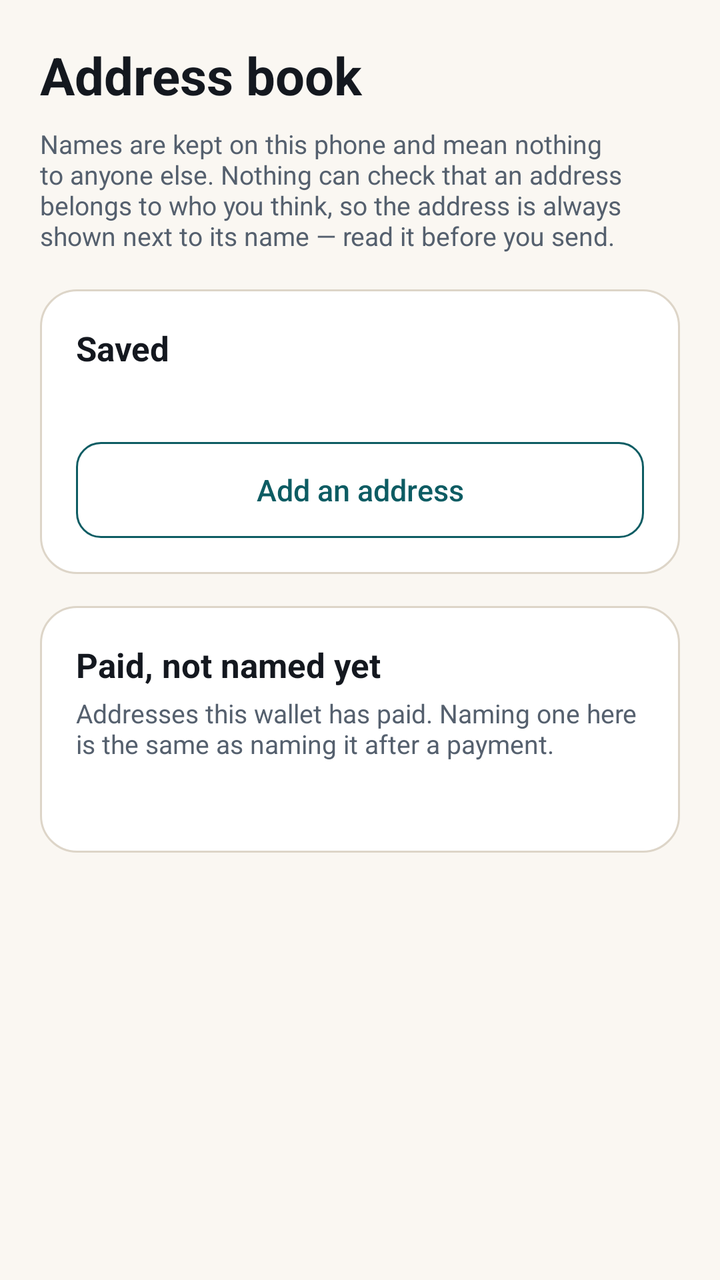
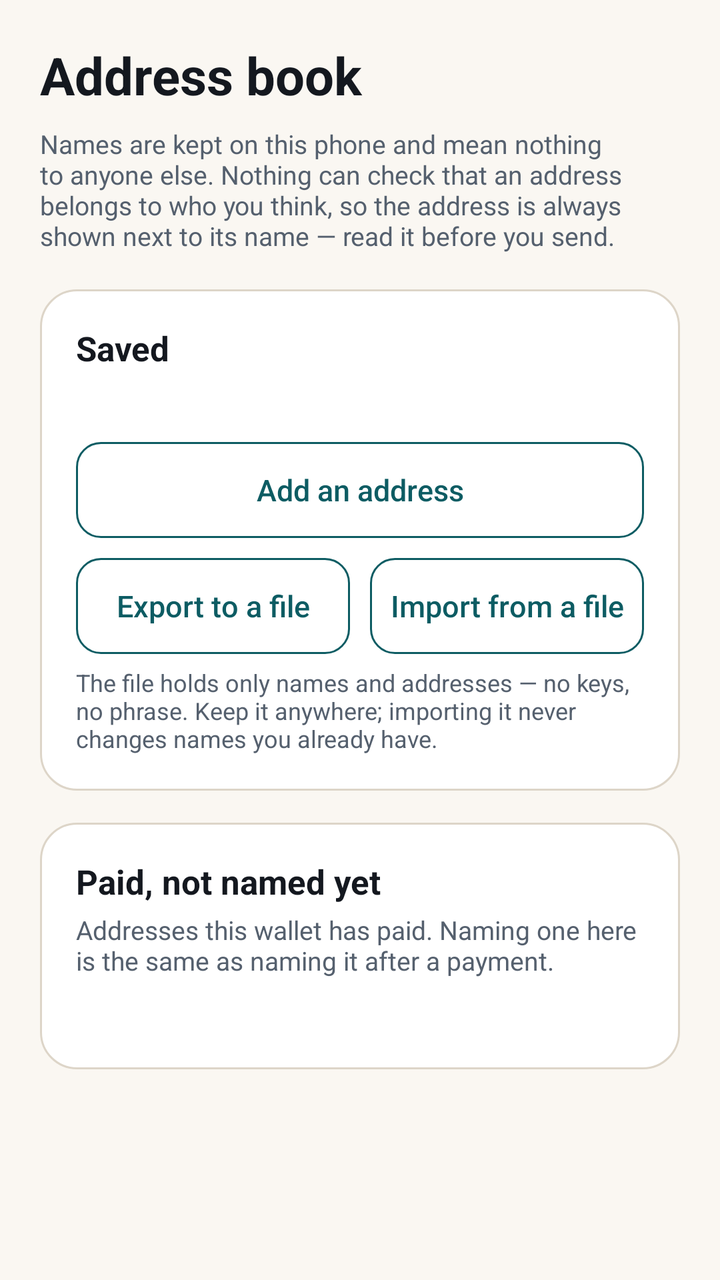

The first picture is an Android layout as it rendered before a commit; the second is the same layout after the commit. The layout source and the unified diff follow.
<!-- AndroidManifest.xml: another module's application theme Theme.PCoinMiner -->
<!-- res/layout/activity_addressbook.xml -->
<?xml version="1.0" encoding="utf-8"?>
<ScrollView xmlns:android="http://schemas.android.com/apk/res/android"
    android:layout_width="match_parent"
    android:layout_height="match_parent"
    android:background="@color/canvas"
    android:fillViewport="true">

    <LinearLayout
        android:layout_width="match_parent"
        android:layout_height="wrap_content"
        android:orientation="vertical"
        android:padding="20dp">

        <TextView
            android:layout_width="wrap_content"
            android:layout_height="wrap_content"
            android:text="@string/book_title"
            android:textColor="@color/ink"
            android:textSize="26sp"
            android:textStyle="bold" />

        <TextView
            android:layout_width="match_parent"
            android:layout_height="wrap_content"
            android:layout_marginTop="8dp"
            android:text="@string/book_intro"
            android:textColor="@color/ink_muted"
            android:textSize="13sp" />

        

        <LinearLayout
            android:layout_width="match_parent"
            android:layout_height="wrap_content"
            android:layout_marginTop="18dp"
            android:background="@drawable/bg_card"
            android:orientation="vertical"
            android:padding="18dp">

            <TextView
                android:layout_width="wrap_content"
                android:layout_height="wrap_content"
                android:text="@string/book_saved_title"
                android:textColor="@color/ink"
                android:textSize="17sp"
                android:textStyle="bold" />

            <TextView
                android:id="@+id/book_saved_hint"
                android:layout_width="match_parent"
                android:layout_height="wrap_content"
                android:layout_marginTop="4dp"
                android:textColor="@color/ink_muted"
                android:textSize="13sp" />

            <LinearLayout
                android:id="@+id/book_saved_rows"
                android:layout_width="match_parent"
                android:layout_height="wrap_content"
                android:orientation="vertical" />

            <Button
                android:id="@+id/book_add_button"
                android:layout_width="match_parent"
                android:layout_height="wrap_content"
                android:layout_marginTop="14dp"
                android:background="@drawable/btn_ghost"
                android:minHeight="48dp"
                android:text="@string/book_add"
                android:textAllCaps="false"
                android:textColor="@color/brand"
                android:textSize="15sp" />
        </LinearLayout>

        

        <LinearLayout
            android:layout_width="match_parent"
            android:layout_height="wrap_content"
            android:layout_marginTop="16dp"
            android:background="@drawable/bg_card"
            android:orientation="vertical"
            android:padding="18dp">

            <TextView
                android:layout_width="wrap_content"
                android:layout_height="wrap_content"
                android:text="@string/book_recent_title"
                android:textColor="@color/ink"
                android:textSize="17sp"
                android:textStyle="bold" />

            <TextView
                android:layout_width="match_parent"
                android:layout_height="wrap_content"
                android:layout_marginTop="4dp"
                android:text="@string/book_recent_hint"
                android:textColor="@color/ink_muted"
                android:textSize="13sp" />

            
            <TextView
                android:id="@+id/book_recent_status"
                android:layout_width="match_parent"
                android:layout_height="wrap_content"
                android:layout_marginTop="10dp"
                android:textColor="@color/ink_muted"
                android:textSize="13sp" />

            <LinearLayout
                android:id="@+id/book_recent_rows"
                android:layout_width="match_parent"
                android:layout_height="wrap_content"
                android:orientation="vertical" />
        </LinearLayout>
    </LinearLayout>
</ScrollView>
<!-- resources referenced by this layout -->
<resources>
  <color name="brand">#0D5C63</color>
  <color name="canvas">#FAF7F2</color>
  <color name="ink">#14181F</color>
  <color name="ink_muted">#55606E</color>
  <!-- drawable bg_card (drawable) -->
  ﻿<?xml version="1.0" encoding="utf-8"?>
  
  <shape xmlns:android="http://schemas.android.com/apk/res/android" android:shape="rectangle">
      <solid android:color="@color/surface" />
      <corners android:radius="18dp" />
      <stroke android:width="1dp" android:color="@color/hairline" />
  </shape>
  <!-- drawable btn_ghost (drawable) -->
  ﻿<?xml version="1.0" encoding="utf-8"?>
  
  <ripple xmlns:android="http://schemas.android.com/apk/res/android"
      android:color="#332ECDC4">
      <item>
          <shape android:shape="rectangle">
              <solid android:color="#00000000" />
              <corners android:radius="12dp" />
              <stroke android:width="1dp" android:color="@color/brand" />
          </shape>
      </item>
  </ripple>
  <string name="book_add">Add an address</string>
  <string name="book_intro">Names are kept on this phone and mean nothing to anyone else. Nothing can check that an address belongs to who you think, so the address is always shown next to its name — read it before you send.</string>
  <string name="book_recent_hint">Addresses this wallet has paid. Naming one here is the same as naming it after a payment.</string>
  <string name="book_recent_title">Paid, not named yet</string>
  <string name="book_saved_title">Saved</string>
  <string name="book_title">Address book</string>
  <style name="Theme.PCoinMiner" parent="Theme.AppCompat.DayNight.NoActionBar">
          <item name="android:windowBackground">@color/canvas</item>
          <item name="android:colorBackground">@color/canvas</item>
          <item name="android:textColorPrimary">@color/ink</item>
          <item name="android:textColorSecondary">@color/ink_muted</item>
          <item name="colorAccent">@color/brand</item>
      </style>
  <color name="surface">#FFFFFF</color>
  <color name="hairline">#DDD5C8</color>
</resources>

<!-- the commit's change to res/layout/activity_addressbook.xml (unified diff, before → after) -->
@@ -70,6 +70,46 @@
                 android:textAllCaps="false"
                 android:textColor="@color/brand"
                 android:textSize="15sp" />
+
+            <LinearLayout
+                android:layout_width="match_parent"
+                android:layout_height="wrap_content"
+                android:layout_marginTop="10dp"
+                android:orientation="horizontal">
+
+                <Button
+                    android:id="@+id/book_export_button"
+                    android:layout_width="0dp"
+                    android:layout_height="wrap_content"
+                    android:layout_weight="1"
+                    android:background="@drawable/btn_ghost"
+                    android:minHeight="48dp"
+                    android:text="@string/book_export"
+                    android:textAllCaps="false"
+                    android:textColor="@color/brand"
+                    android:textSize="15sp" />
+
+                <Button
+                    android:id="@+id/book_import_button"
+                    android:layout_width="0dp"
+                    android:layout_height="wrap_content"
+                    android:layout_marginStart="10dp"
+                    android:layout_weight="1"
+                    android:background="@drawable/btn_ghost"
+                    android:minHeight="48dp"
+                    android:text="@string/book_import"
+                    android:textAllCaps="false"
+                    android:textColor="@color/brand"
+                    android:textSize="15sp" />
+            </LinearLayout>
+
+            <TextView
+                android:layout_width="match_parent"
+                android:layout_height="wrap_content"
+                android:layout_marginTop="6dp"
+                android:text="@string/book_export_hint"
+                android:textColor="@color/ink_muted"
+                android:textSize="12sp" />
         </LinearLayout>
 
         
<!-- resource entries referenced after the edit -->
@@ -26,6 +26,9 @@
       </item>
   </ripple>
   <string name="book_add">Add an address</string>
+  <string name="book_export">Export to a file</string>
+  <string name="book_export_hint">The file holds only names and addresses — no keys, no phrase. Keep it anywhere; importing it never changes names you already have.</string>
+  <string name="book_import">Import from a file</string>
   <string name="book_intro">Names are kept on this phone and mean nothing to anyone else. Nothing can check that an address belongs to who you think, so the address is always shown next to its name — read it before you send.</string>
   <string name="book_recent_hint">Addresses this wallet has paid. Naming one here is the same as naming it after a payment.</string>
   <string name="book_recent_title">Paid, not named yet</string>
